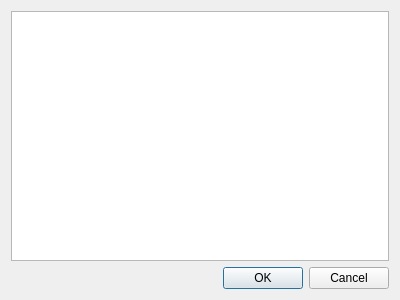
Before: the Qt Designer form RetroEDv2/tools/sceneproperties/objectselector.ui in RSDKModding/RetroED, drawn with Qt 5.
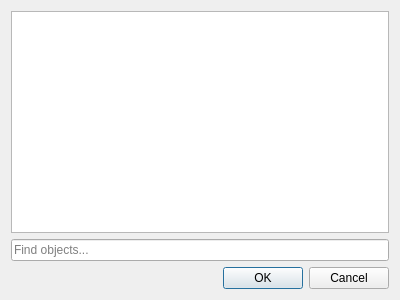
After: the same form once the commit is applied.

What changed in the file:
```diff
--- a/RetroEDv2/tools/sceneproperties/objectselector.ui
+++ b/RetroEDv2/tools/sceneproperties/objectselector.ui
@@ -17,6 +17,13 @@
    <item>
     <widget class="QListWidget" name="objList"/>
    </item>
+   <item>
+    <widget class="QLineEdit" name="objectFilter">
+     <property name="placeholderText">
+      <string>Find objects...</string>
+     </property>
+    </widget>
+   </item>
    <item>
     <widget class="QDialogButtonBox" name="buttonBox">
      <property name="orientation">
```
Left out of the diff: 35 changed lines with no effect on the pictures.
